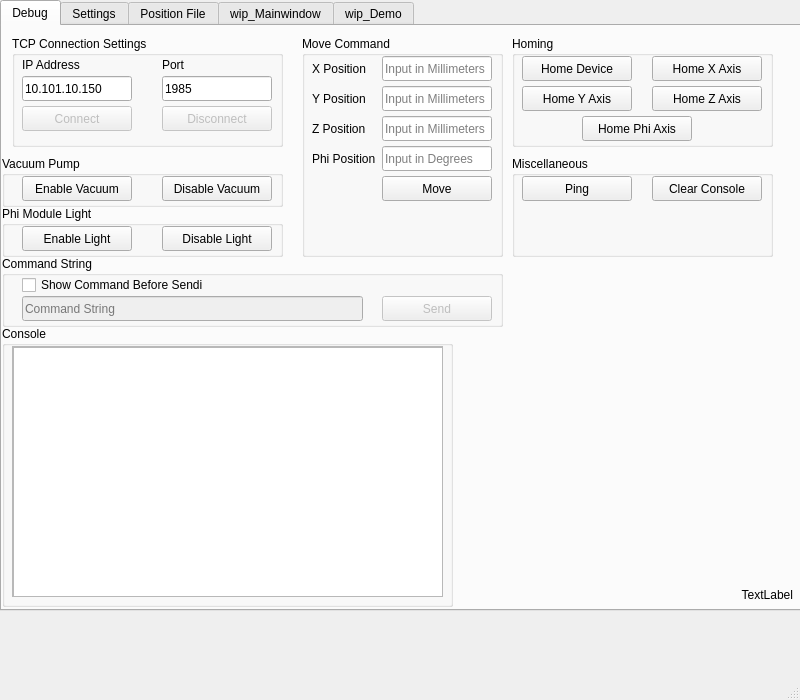
Above: mainwindow.ui from Fontys-PPM/PC-Interface before the change. Below: the same form after it.
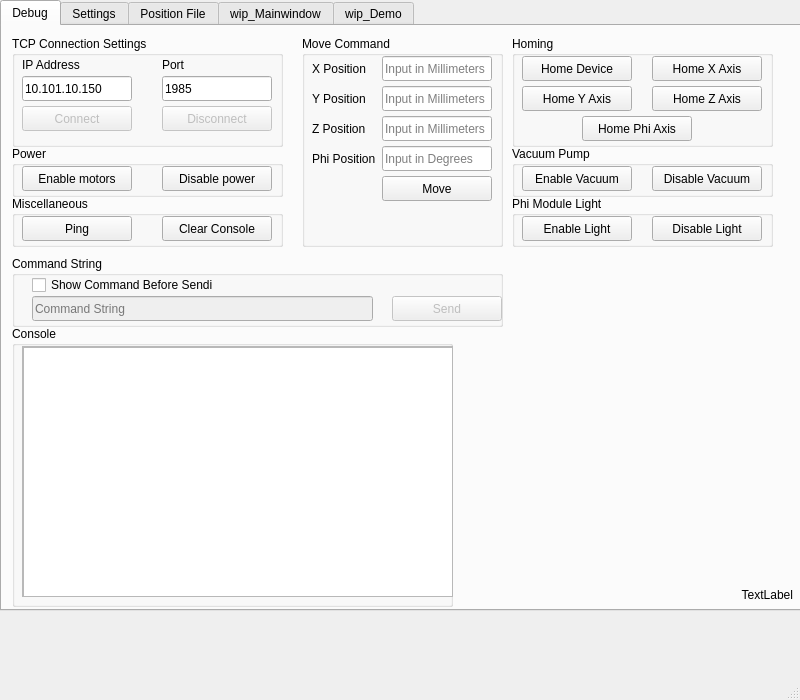
That is the form after the change. Icons and pictures are not drawn.

Commit message: added power buttons, command par lenght is now 8

```diff
--- a/mainwindow.ui
+++ b/mainwindow.ui
@@ -185,7 +185,7 @@
         <x>300</x>
         <y>10</y>
         <width>201</width>
-        <height>221</height>
+        <height>211</height>
        </rect>
       </property>
       <property name="title">
@@ -321,9 +321,9 @@
      <widget class="QGroupBox" name="groupBox_3">
       <property name="geometry">
        <rect>
-        <x>0</x>
-        <y>130</y>
-        <width>281</width>
+        <x>510</x>
+        <y>120</y>
+        <width>261</width>
         <height>51</height>
        </rect>
       </property>
@@ -333,7 +333,7 @@
       <widget class="QPushButton" name="btn_disableVacuum">
        <property name="geometry">
         <rect>
-         <x>160</x>
+         <x>140</x>
          <y>20</y>
          <width>110</width>
          <height>25</height>
@@ -346,7 +346,7 @@
       <widget class="QPushButton" name="btn_enableVacuum">
        <property name="geometry">
         <rect>
-         <x>20</x>
+         <x>10</x>
          <y>20</y>
          <width>110</width>
          <height>25</height>
@@ -360,9 +360,9 @@
      <widget class="QGroupBox" name="groupBox_4">
       <property name="geometry">
        <rect>
-        <x>0</x>
-        <y>180</y>
-        <width>281</width>
+        <x>510</x>
+        <y>170</y>
+        <width>261</width>
         <height>51</height>
        </rect>
       </property>
@@ -372,7 +372,7 @@
       <widget class="QPushButton" name="btn_enableLight">
        <property name="geometry">
         <rect>
-         <x>20</x>
+         <x>10</x>
          <y>20</y>
          <width>110</width>
          <height>25</height>
@@ -385,7 +385,7 @@
       <widget class="QPushButton" name="btn_disableLight">
        <property name="geometry">
         <rect>
-         <x>160</x>
+         <x>140</x>
          <y>20</y>
          <width>110</width>
          <height>25</height>
@@ -477,10 +477,10 @@
      <widget class="QGroupBox" name="groupBox_6">
       <property name="geometry">
        <rect>
-        <x>510</x>
-        <y>130</y>
-        <width>261</width>
-        <height>101</height>
+        <x>10</x>
+        <y>170</y>
+        <width>271</width>
+        <height>51</height>
        </rect>
       </property>
       <property name="title">
@@ -502,7 +502,7 @@
       <widget class="QPushButton" name="btn_clearDebugConsole">
        <property name="geometry">
         <rect>
-         <x>140</x>
+         <x>150</x>
          <y>20</y>
          <width>110</width>
          <height>25</height>
@@ -516,9 +516,9 @@
      <widget class="QGroupBox" name="groupBox_7">
       <property name="geometry">
        <rect>
-        <x>0</x>
+        <x>10</x>
         <y>230</y>
-        <width>501</width>
+        <width>491</width>
         <height>71</height>
        </rect>
       </property>
@@ -580,9 +580,9 @@
      <widget class="QGroupBox" name="groupBox_8">
       <property name="geometry">
        <rect>
-        <x>0</x>
+        <x>10</x>
         <y>300</y>
-        <width>451</width>
+        <width>441</width>
         <height>281</height>
        </rect>
       </property>
@@ -645,6 +645,45 @@
        <set>Qt::AlignRight|Qt::AlignTrailing|Qt::AlignVCenter</set>
       </property>
      </widget>
+     <widget class="QGroupBox" name="groupBox_9">
+      <property name="geometry">
+       <rect>
+        <x>10</x>
+        <y>120</y>
+        <width>271</width>
+        <height>51</height>
+       </rect>
+      </property>
+      <property name="title">
+       <string>Power </string>
+      </property>
+      <widget class="QPushButton" name="btn_powerOn">
+       <property name="geometry">
+        <rect>
+         <x>10</x>
+         <y>20</y>
+         <width>110</width>
+         <height>25</height>
+        </rect>
+       </property>
+       <property name="text">
+        <string>Enable motors</string>
+       </property>
+      </widget>
+      <widget class="QPushButton" name="btn_powerOff">
+       <property name="geometry">
+        <rect>
+         <x>150</x>
+         <y>20</y>
+         <width>110</width>
+         <height>25</height>
+        </rect>
+       </property>
+       <property name="text">
+        <string>Disable power</string>
+       </property>
+      </widget>
+     </widget>
     </widget>
     <widget class="QWidget" name="tab_2">
      <attribute name="title">
```
The commit also changes 2 other files.
